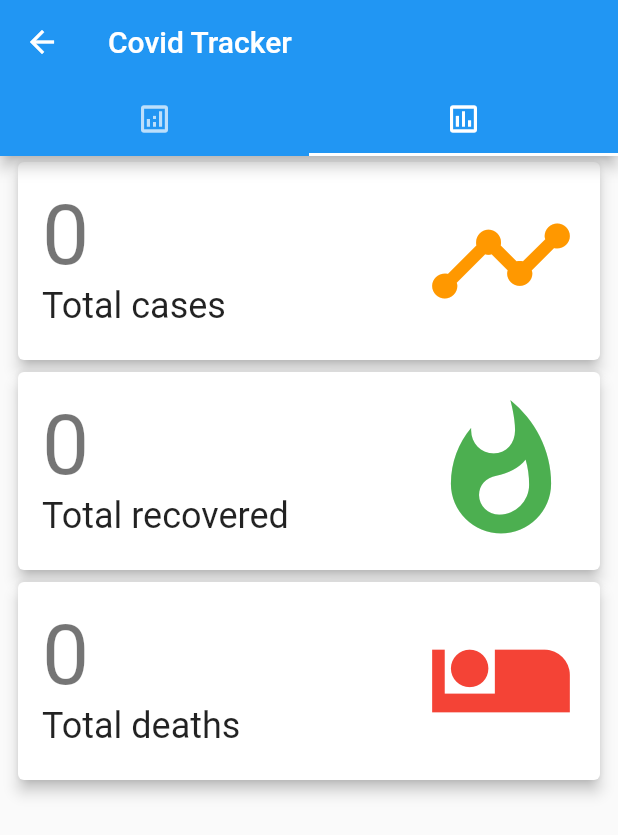
After one commit to stevennovaryo/icovid_app, a Flutter app: the TrackerScreen screen opened by its route, on a phone screen of 412 x 824 dp. The commit adds this screen. Shown: the top 835 px of the screen. Run offline on Flutter 3.47's test engine with Material 2 defaults, Android fonts, the phone set to English and light mode, and no system bars; missing offline and left inert: dart:js.

Commit message:
init Tracker

```diff
--- a/lib/core/routers/router.dart
+++ b/lib/core/routers/router.dart
@@ -1,7 +1,10 @@
+import 'dart:js';
+
 import 'package:flutter/cupertino.dart';
 import 'package:icovid_app/modules/auth/screen/login.dart';
 import 'package:icovid_app/modules/auth/screen/register.dart';
 import 'package:icovid_app/modules/home/screen/home.dart';
+import 'package:icovid_app/modules/tracker/screen/tracker.dart';
 
 String initialRoutes = '/login';
 
@@ -9,4 +12,5 @@ Map<String, Widget Function(BuildContext)> icovidRoutes = {
   '/login': (context) => const LoginScreen(),
   '/register': (context) => const RegisterScreen(),
   '/home': (context) => const MyHomePage(),
+  '/tracker': (context) => const TrackerScreen(),
 };
--- /dev/null
+++ b/lib/modules/tracker/screen/tracker.dart
@@ -0,0 +1,63 @@
+import 'package:flutter/material.dart';
+import 'package:icovid_app/modules/tracker/widgets/statistic_card.dart';
+
+class TrackerScreen extends StatefulWidget {
+  const TrackerScreen({ Key? key }) : super(key: key);
+
+  @override
+  _TrackerScreenState createState() => _TrackerScreenState();
+}
+
+class _TrackerScreenState extends State<TrackerScreen> {
+  @override
+  Widget build(BuildContext context) {
+    return DefaultTabController(
+      initialIndex: 1,
+      length: 2,
+      child: Scaffold(
+        appBar: AppBar(
+          title: const Text('Covid Tracker'),
+          bottom: const TabBar(
+            tabs: <Widget>[
+              Tab(
+                icon: Icon(Icons.analytics_outlined),
+              ),
+              Tab(
+                icon: Icon(Icons.assessment_outlined),
+              )
+            ]
+          ),
+        ),
+        body: TabBarView(
+          children: <Widget>[
+            Center(
+              child: Text('Chart will be here'),
+            ),
+            ListView(
+              children: <Widget>[
+                StatisticCard(
+                  color: Colors.orange,
+                  text: 'Total cases',
+                  icon: Icons.timeline,
+                  stats: 0,
+                ),
+                StatisticCard(
+                  color: Colors.green,
+                  text: 'Total recovered',
+                  icon: Icons.whatshot,
+                  stats: 0,
+                ),
+                StatisticCard(
+                  color: Colors.red,
+                  text: 'Total deaths',
+                  icon: Icons.airline_seat_individual_suite,
+                  stats: 0,
+                ),
+              ],
+            )
+          ],
+        ),
+      ),
+    );
+  }
+}
--- /dev/null
+++ b/lib/modules/tracker/widgets/statistic_card.dart
@@ -0,0 +1,64 @@
+import 'package:flutter/material.dart';
+
+// Taken From https://flutterawesome.com/flutter-application-for-showing-covid-19-stats/
+// https://github.com/wal33d006/novel_covid_19
+
+final RegExp reg = new RegExp(r'(\d{1,3})(?=(\d{3})+(?!\d))');
+//final Function mathFunc = (Match match) => '${match[1]},';
+
+String mathFunc(Match match) => '${match[1]},';
+
+class StatisticCard extends StatelessWidget {
+  final String text;
+  final int stats;
+  final Color color;
+  final IconData icon;
+
+  StatisticCard({
+    required this.color,
+    required this.icon,
+    required this.text,
+    required this.stats,
+  });
+
+  @override
+  Widget build(BuildContext context) {
+    return Padding(
+      padding: const EdgeInsets.symmetric(horizontal: 8.0),
+      child: Card(
+        elevation: 4.0,
+        child: Container(
+          margin: const EdgeInsets.all(16.0),
+          child: Row(
+            crossAxisAlignment: CrossAxisAlignment.start,
+            mainAxisAlignment: MainAxisAlignment.spaceBetween,
+            children: <Widget>[
+              Expanded(
+                child: Column(
+                  crossAxisAlignment: CrossAxisAlignment.start,
+                  children: <Widget>[
+                    Text(
+                      stats.toString().replaceAllMapped(reg, mathFunc),
+                      style: Theme.of(context).textTheme.headline2,
+                    ),
+                    Text(
+                      text,
+                      style: Theme.of(context).textTheme.headline5,
+                    ),
+                  ],
+                ),
+              ),
+              Align(
+                  alignment: Alignment.topRight,
+                  child: Icon(
+                    icon,
+                    size: 100.0,
+                    color: color,
+                  ))
+            ],
+          ),
+        ),
+      ),
+    );
+  }
+}
```
